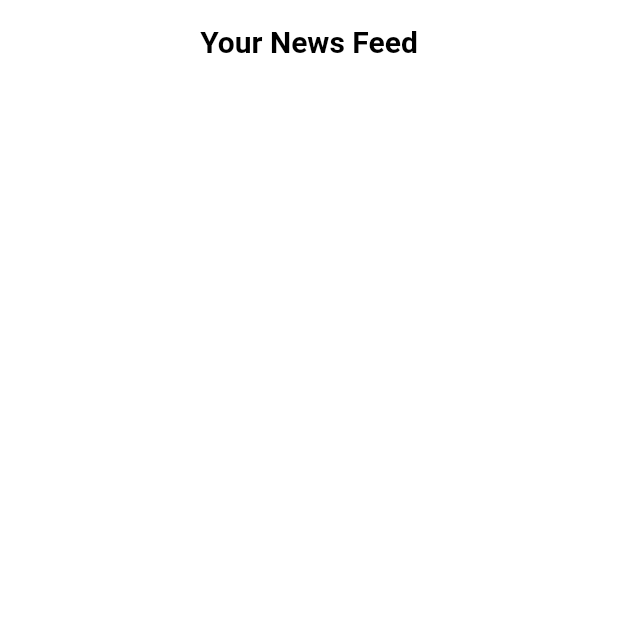
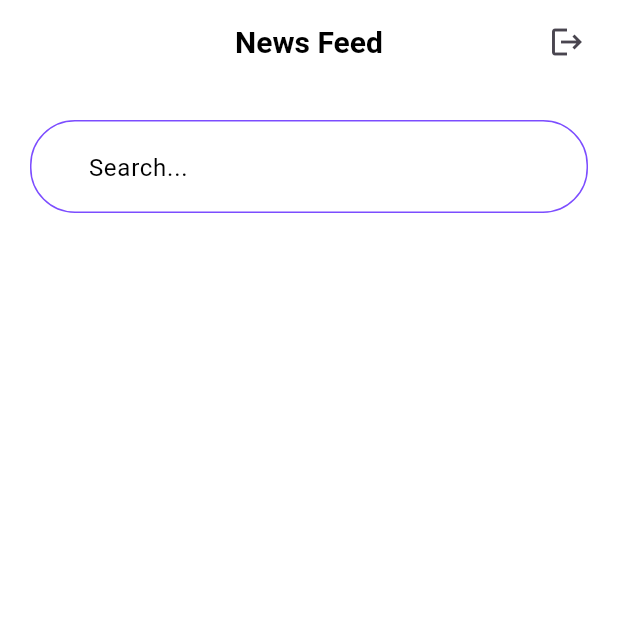
Before and after one commit to MeghTrivedi/newsfeedapp, a Flutter app: the HomePage screen opened directly, on a phone screen of 412 x 824 dp, the top half of it. Run offline on Flutter 3.47's test engine with Material 3 defaults, Android fonts, the phone set to English and light mode, and no system bars; our stand-ins replace animated_text_kit, cloud_firestore, firebase_auth, firebase_core, get, shared_preferences; accounts and stored records are empty; Roboto replaces fonts that are missing (Horizon).

```diff
--- a/news_feed_app/lib/components/news_feed_input_field.dart
+++ b/news_feed_app/lib/components/news_feed_input_field.dart
@@ -16,6 +16,7 @@ class NewsFeedInputField extends StatefulWidget {
     this.maxLength = 64,
     this.initialText,
     this.controller,
+    this.borderWidth = 3,
     this.hintTextSize = 16,
     this.disable = false,
     this.textCapitalization = TextCapitalization.none,
@@ -39,6 +40,7 @@ class NewsFeedInputField extends StatefulWidget {
     this.maxLength = 512,
     this.showCounter = true,
   })  : hideText = false,
+        borderWidth = 3,
         super(key: key);
 
   const NewsFeedInputField.obscure({
@@ -53,6 +55,7 @@ class NewsFeedInputField extends StatefulWidget {
     this.disable = false,
     this.textCapitalization = TextCapitalization.none,
   })  : maxLength = 512,
+        borderWidth = 3,
         showCounter = false,
         hideText = true,
         minLines = 1,
@@ -72,6 +75,7 @@ class NewsFeedInputField extends StatefulWidget {
   final bool disable;
   final TextCapitalization textCapitalization;
   final bool showCounter;
+  final double borderWidth;
 
   /// [Return] true if there is an error.
   final bool Function(String) onChanged;
@@ -159,8 +163,8 @@ class _NewsFeedInputFieldState extends State<NewsFeedInputField> {
       ? _errorBorder()
       : OutlineInputBorder(
           borderRadius: BorderRadius.circular(30),
-          borderSide:
-              const BorderSide(width: 3, color: Colors.deepPurpleAccent));
+          borderSide: BorderSide(
+              width: widget.borderWidth, color: Colors.deepPurpleAccent));
 
   _okayBorder() => _hasError || widget.isError
       ? _errorBorder()
--- a/news_feed_app/lib/models/article.dart
+++ b/news_feed_app/lib/models/article.dart
@@ -1,6 +1,4 @@
 import 'dart:convert';
-
-import 'package:news_feed_app/util/log.dart';
 
 /// Function that takes a JSON string str, decodes it into a Dart object,
 /// and then maps each article in the
--- a/news_feed_app/lib/pages/home_page.dart
+++ b/news_feed_app/lib/pages/home_page.dart
@@ -1,11 +1,14 @@
 import 'package:flutter/material.dart';
 import 'package:get/get.dart';
 import 'package:news_feed_app/components/news_card.dart';
+import 'package:news_feed_app/components/news_feed_input_field.dart';
 import 'package:news_feed_app/controllers/auth_controller.dart';
 import 'package:news_feed_app/controllers/fetch_news_controller.dart';
 import 'package:news_feed_app/pages/article_page.dart';
+import 'package:news_feed_app/pages/search_page.dart';
 import '../models/article.dart';
 import '../models/user.dart';
+import '../util/utils.dart';
 
 class HomePage extends StatefulWidget {
   const HomePage({Key? key}) : super(key: key);
@@ -26,14 +29,25 @@ class _HomePageState extends State<HomePage> {
 
   @override
   Widget build(BuildContext context) {
-    return GetBuilder<AuthController>(builder: (_) {
+    return GetBuilder<AuthController>(builder: (authCtrl) {
       return Scaffold(
         backgroundColor: Colors.white,
-        appBar: AppBar(
+        appBar: PreferredSize(
+          preferredSize: const Size.fromHeight(70.0),
+          child: AppBar(
+              actions: <Widget>[
+                Padding(
+                  padding: const EdgeInsets.only(right: 10.0),
+                  child: IconButton(
+                    icon: const Icon(Icons.logout),
+                    onPressed: () => authCtrl.logout(),
+                  ),
+                ),
+              ],
               backgroundColor: Colors.white,
               centerTitle: true,
               title: const Text(
-              'Your News Feed',
+                'News Feed',
                 style: TextStyle(
                   color: Colors.black,
                   fontWeight: FontWeight.bold,
@@ -41,6 +55,7 @@ class _HomePageState extends State<HomePage> {
                   fontFamily: 'Horizon',
                 ),
               )),
+        ),
         body: Column(children: [
           Expanded(
             child: GetBuilder<FetchNewsController>(
@@ -55,12 +70,33 @@ class _HomePageState extends State<HomePage> {
                     itemBuilder: (context, index) {
                       if (index == 0) {
                         return Padding(
-                            padding: const EdgeInsets.symmetric(horizontal: 10),
-                            child: _chips(User.me?.categories ?? []));
+                            padding: const EdgeInsets.symmetric(horizontal: 20),
+                            child: Column(children: [
+                              Padding(
+                                padding: const EdgeInsets.only(
+                                    top: 10.0, bottom: 10),
+                                child: GestureDetector(
+                                  onTap: () {
+                                    Get.to(() => const SearchPage());
+                                  },
+                                  child: NewsFeedInputField(
+                                      borderWidth: 1,
+                                      disable: true,
+                                      onChanged: (val) {
+                                        return false;
+                                      },
+                                      hintText: 'Search...'),
+                                ),
+                              ),
+                              Padding(
+                                  padding: const EdgeInsets.only(
+                                      bottom: 10.0, top: 5.0),
+                                  child: _chips(User.me?.categories ?? [])),
+                            ]));
                       }
                       Article article = ctrl.news[index - 1];
                       return Padding(
-                        padding: const EdgeInsets.symmetric(horizontal: 10.0),
+                        padding: const EdgeInsets.symmetric(horizontal: 5.0),
                         child: NewsCard(
                             onPressed: () {
                               Get.to(() => ArticlePage(
@@ -84,22 +120,8 @@ class _HomePageState extends State<HomePage> {
     });
   }
 
-  Color _colorGeneratorBasedOnIndex(int index) {
-    final colors = [
-      Colors.red,
-      Colors.green,
-      Colors.blue,
-      Colors.yellow,
-      Colors.orange,
-      Colors.pink,
-      Colors.purple,
-    ].map((e) => e.withOpacity(0.5)).toList();
-
-    return colors[index % colors.length];
-  }
-
   _chips(List<dynamic> categories) {
-    return Container(
+    return SizedBox(
       height: 50,
       child: ListView.builder(
         scrollDirection: Axis.horizontal, // Make the ListView horizontal
@@ -111,7 +133,7 @@ class _HomePageState extends State<HomePage> {
           return Padding(
             padding: const EdgeInsets.only(left: 5.0, right: 5.0),
             child: ChoiceChip(
-              selectedColor: _colorGeneratorBasedOnIndex(index),
+              selectedColor: colorGeneratorBasedOnIndex(index),
               shape: RoundedRectangleBorder(
                 borderRadius: BorderRadius.circular(10.0),
                 side: const BorderSide(color: Colors.deepPurpleAccent),
--- a/news_feed_app/lib/queries/news_queries.dart
+++ b/news_feed_app/lib/queries/news_queries.dart
@@ -1,5 +1,4 @@
 import 'package:http/http.dart' as http;
-import 'dart:convert';
 
 import 'package:news_feed_app/models/article.dart';
 import 'package:news_feed_app/util/log.dart';
@@ -31,6 +30,7 @@ class NewsQueries {
       }
     } catch (err) {
       log(this, 'Unable to fetch news. Error: $err');
+      return null;
     }
   }
 }
```
Also changed, not shown: news_feed_app/lib/controllers/auth_controller.dart (+9 -0 lines), news_feed_app/lib/controllers/fetch_news_controller.dart (+4 -3 lines), news_feed_app/lib/controllers/future_queue_controller.dart (added, +25 -0 lines), news_feed_app/lib/controllers/search_news_controller.dart (added, +9 -0 lines), news_feed_app/lib/pages/create_profile_page.dart (+3 -15 lines), news_feed_app/lib/pages/search_page.dart (added, +106 -0 lines), news_feed_app/lib/util/input_debouncer.dart (added, +23 -0 lines), news_feed_app/lib/util/utils.dart (+16 -0 lines). Lines whose indentation alone changed are shown as unchanged.
